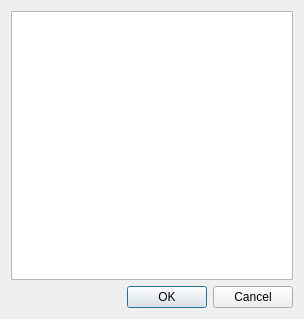
First picture: the form in mdb_loader_select_table.ui, repository pvandegeer/MdbLoader, before the edit.
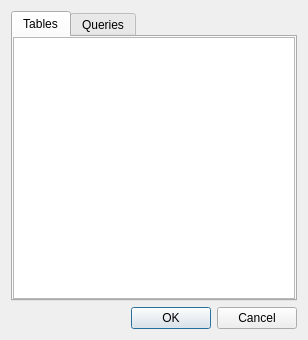
Second picture: the form after the edit. Icons and pictures are not drawn.

Commit message: add support for queries

```diff
--- a/mdb_loader_select_table.ui
+++ b/mdb_loader_select_table.ui
@@ -6,8 +6,8 @@
    <rect>
     <x>0</x>
     <y>0</y>
-    <width>304</width>
-    <height>319</height>
+    <width>308</width>
+    <height>340</height>
    </rect>
   </property>
   <property name="windowTitle">
@@ -15,7 +15,40 @@
   </property>
   <layout class="QVBoxLayout" name="verticalLayout">
    <item>
-    <widget class="QListWidget" name="listWidget"/>
+    <widget class="QTabWidget" name="tabWidget">
+     <property name="currentIndex">
+      <number>0</number>
+     </property>
+     <widget class="QWidget" name="tab">
+      <attribute name="title">
+       <string>Tables</string>
+      </attribute>
+      <layout class="QVBoxLayout" name="verticalLayout_2">
+       <property name="spacing">
+        <number>6</number>
+       </property>
+       <property name="margin">
+        <number>0</number>
+       </property>
+       <item>
+        <widget class="QListWidget" name="tableListWidget"/>
+       </item>
+      </layout>
+     </widget>
+     <widget class="QWidget" name="tab_2">
+      <attribute name="title">
+       <string>Queries</string>
+      </attribute>
+      <layout class="QVBoxLayout" name="verticalLayout_3">
+       <property name="margin">
+        <number>0</number>
+       </property>
+       <item>
+        <widget class="QListWidget" name="queryListWidget"/>
+       </item>
+      </layout>
+     </widget>
+    </widget>
    </item>
    <item>
     <widget class="QDialogButtonBox" name="buttonBox">
```
Left out of the diff: 34 changed lines with no effect on the pictures. The commit also changes 2 other files.
